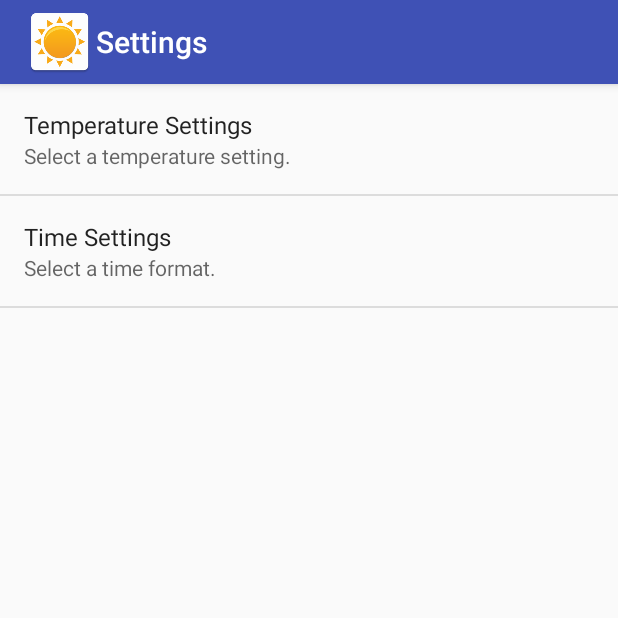
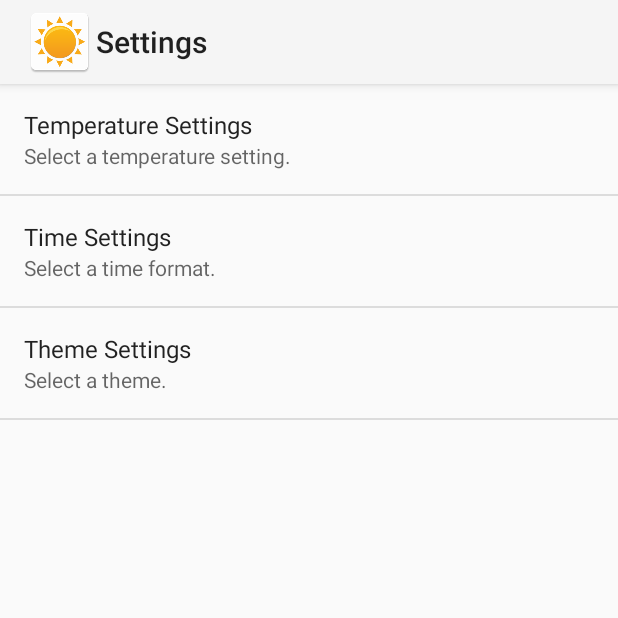
Before and after one commit to s4mk227/csc415weather, an Android app: the SettingsActivity screen opened directly, with no data from a screen before it, on a phone screen of 412 x 824 dp, the top half of it. Run offline under Robolectric (Android 15) with nearby library versions, the light colour scheme and no system bars.

Commit message:
Light and Dark Styles Added
Light and Dark styles added to the settings page.

```diff
--- a/WeatherApplication/app/src/main/java/androidclassproject/weatherapplication/SettingsActivity.java
+++ b/WeatherApplication/app/src/main/java/androidclassproject/weatherapplication/SettingsActivity.java
@@ -1,13 +1,39 @@
 package androidclassproject.weatherapplication;
 
+import android.content.SharedPreferences;
 import android.os.Bundle;
+import android.preference.PreferenceManager;
 import android.support.v7.app.AppCompatActivity;
 
 public class SettingsActivity extends AppCompatActivity {
 
+    // Declare a sharedpreferences varaible.
+    private SharedPreferences prefs;
+
+    // Declare a theme varaible.
+    int theme_settings = 0;
+
     @Override
     public void onCreate(Bundle savedInstanceState) {
         super.onCreate(savedInstanceState);
+
+        // get default SharedPreferences object
+        prefs = PreferenceManager.getDefaultSharedPreferences(this);
+
+        // Get the value of the theme.
+        theme_settings = Integer.parseInt(prefs.getString("pref_theme", "0"));
+
+        if (theme_settings == 0) {
+
+            // Set the theme.
+            setTheme(R.style.theme_light);
+
+        } else if (theme_settings == 1){
+
+            // Set the theme.
+            setTheme(R.style.theme_dark);
+
+        }
 
         // Display the fragment as the main content.
         getFragmentManager().beginTransaction()
--- a/WeatherApplication/app/src/main/java/androidclassproject/weatherapplication/SettingsFragment.java
+++ b/WeatherApplication/app/src/main/java/androidclassproject/weatherapplication/SettingsFragment.java
@@ -4,10 +4,23 @@ package androidclassproject.weatherapplication;
  * Created by TommyArnzen on 10/13/17.
  */
 
+import android.content.Intent;
+import android.content.SharedPreferences;
 import android.os.Bundle;
 import android.preference.PreferenceFragment;
+import android.content.SharedPreferences.OnSharedPreferenceChangeListener;
+import android.preference.PreferenceManager;
 
-public class SettingsFragment extends PreferenceFragment {
+public class SettingsFragment extends PreferenceFragment implements OnSharedPreferenceChangeListener {
+
+    // Declare a sharedpreferences varaible.
+    private SharedPreferences prefs;
+
+    // Declare a sharedpreferences variable.
+    private SharedPreferences preference_listener;
+
+    // Declare a theme varaible.
+    int theme_settings = 0;
 
     @Override
     public void onCreate(Bundle savedInstanceState) {
@@ -15,5 +28,32 @@ public class SettingsFragment extends PreferenceFragment {
 
         // Load the preferences from an XML resource
         addPreferencesFromResource(R.xml.preferences);
+
+        preference_listener = PreferenceManager.getDefaultSharedPreferences(getActivity());
     }
+
+    @Override
+    public void onResume(){
+        super.onResume();
+        preference_listener.registerOnSharedPreferenceChangeListener(this);
+
+    }
+
+    @Override
+    public void onPause() {
+
+        preference_listener.unregisterOnSharedPreferenceChangeListener(this);
+        super.onPause();
+
+    }
+
+    @Override
+    public void onSharedPreferenceChanged(SharedPreferences preference_listener, String s) {
+        prefs = PreferenceManager.getDefaultSharedPreferences(getActivity());
+        theme_settings = Integer.parseInt(prefs.getString("pref_theme", "0"));
+        Intent i = new Intent(getActivity(), DisplayWeather.class);
+        i.setFlags(Intent.FLAG_ACTIVITY_CLEAR_TOP | Intent.FLAG_ACTIVITY_SINGLE_TOP);
+        getActivity().startActivity(i);
+    }
+
 }
--- a/WeatherApplication/app/src/main/res/values/strings.xml
+++ b/WeatherApplication/app/src/main/res/values/strings.xml
@@ -1,5 +1,5 @@
 <resources>
-    <string name="app_name">WeatherApplication</string>
+    <string name="app_name">Weather</string>
     <string name="menu_settings">Settings</string>
     <string name="menu_about">About</string>
 
@@ -26,6 +26,17 @@
         <item >1</item>
     </string-array>
 
+    <string-array name="theme_options">
+        <item >Light</item>
+        <item >Dark</item>
+    </string-array>
+    <string-array name="theme_values">
+        <item >0</item>
+        <item >1</item>
+    </string-array>
+
     <string name="about">Check</string>
+    <string name="theme_title">Theme Settings</string>
+    <string name="theme_summary">Select a theme.</string>
 
 </resources>
--- a/WeatherApplication/app/src/main/res/values/styles.xml
+++ b/WeatherApplication/app/src/main/res/values/styles.xml
@@ -8,4 +8,11 @@
         <item name="colorAccent">@color/colorAccent</item>
     </style>
 
+    <style name="theme_light" parent="Theme.AppCompat.Light"></style>
+
+    <style name="theme_dark" parent="Theme.AppCompat">
+        <item name="android:textColor">#fff</item>
+        <item name="android:background">#00264d</item>
+    </style>
+
 </resources>
--- a/WeatherApplication/app/src/main/res/xml/preferences.xml
+++ b/WeatherApplication/app/src/main/res/xml/preferences.xml
@@ -17,4 +17,13 @@
         android:entries="@array/time_options"
         android:entryValues="@array/time_values"
         android:defaultValue="0" />
+
+    <ListPreference
+        android:key="pref_theme"
+        android:title="@string/theme_title"
+        android:summary="@string/theme_summary"
+        android:dialogTitle="@string/theme_title"
+        android:entries="@array/theme_options"
+        android:entryValues="@array/theme_values"
+        android:defaultValue="0" />
 </PreferenceScreen>
```
Also changed, not shown: WeatherApplication/app/src/main/java/androidclassproject/weatherapplication/AboutActivity.java (+32 -0 lines), WeatherApplication/app/src/main/java/androidclassproject/weatherapplication/DisplayWeather.java (+44 -8 lines).
